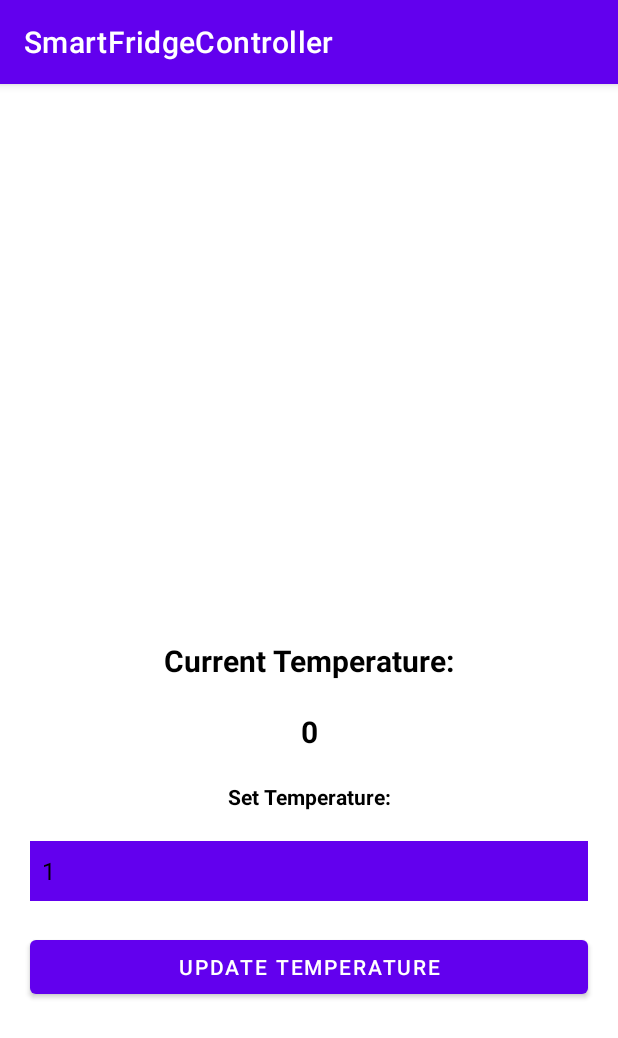
After one commit to OnpointSoftwares/Smart-Fridge-Control, an Android app: the Temperature screen opened directly, with no data from a screen before it, on a phone screen of 412 x 824 dp. The commit adds this screen. Shown: the top 1038 px of the screen. Run offline under Robolectric (Android 15) with nearby library versions, the phone set to English and light mode, and no system bars.

Commit message:
Update repository

```diff
--- a/app/src/main/java/com/example/smartfridgecontroller/Splash.kt
+++ b/app/src/main/java/com/example/smartfridgecontroller/Splash.kt
@@ -7,7 +7,7 @@ import android.os.Handler
 
 class Splash : AppCompatActivity() {
         private var mDelayHandler: Handler? = null
-        private val SPLASH_DELAY: Long = 3000 //3 seconds
+        private val SPLASH_DELAY: Long = 5000 //5 seconds
 
         internal val mRunnable: Runnable = Runnable {
             if (!isFinishing) {
--- /dev/null
+++ b/app/src/main/java/com/example/smartfridgecontroller/Temperature.kt
@@ -0,0 +1,21 @@
+package com.example.smartfridgecontroller
+
+import androidx.appcompat.app.AppCompatActivity
+import android.os.Bundle
+import android.widget.ArrayAdapter
+import android.widget.Spinner
+
+class Temperature : AppCompatActivity() {
+    override fun onCreate(savedInstanceState: Bundle?) {
+        super.onCreate(savedInstanceState)
+        setContentView(R.layout.activity_temperature)
+        val Tempvalues= arrayListOf<Int>()
+        for (i in 1..60)
+        {
+            Tempvalues.add(i)
+        }
+        val spinner:Spinner=findViewById(R.id.spinner)
+        val adapter=ArrayAdapter(this,android.R.layout.simple_spinner_dropdown_item,Tempvalues)
+        spinner.adapter=adapter
+    }
+}
--- a/app/src/main/res/layout/activity_main2.xml
+++ b/app/src/main/res/layout/activity_main2.xml
@@ -11,14 +11,17 @@
     android:layout_height="match_parent"
     tools:context=".MainActivity2">
     <Button
+       android:id="@+id/TempBtn"
         android:layout_width="match_parent"
         android:layout_height="wrap_content"
         android:text="Temperature"/>
     <Button
+        android:id="@+id/weightBtn"
         android:layout_width="match_parent"
         android:layout_height="wrap_content"
         android:text="Weight"/>
     <Button
+        android:id="@+id/btnSwitch"
         android:layout_width="match_parent"
         android:layout_height="wrap_content"
         android:text="Switch"/>
--- /dev/null
+++ b/app/src/main/res/layout/activity_temperature.xml
@@ -0,0 +1,60 @@
+<?xml version="1.0" encoding="utf-8"?>
+<androidx.constraintlayout.widget.ConstraintLayout xmlns:android="http://schemas.android.com/apk/res/android"
+    xmlns:app="http://schemas.android.com/apk/res-auto"
+    xmlns:tools="http://schemas.android.com/tools"
+    android:layout_width="match_parent"
+    android:background="@color/white"
+    android:layout_height="match_parent"
+    tools:context=".Temperature">
+    <TextView
+        android:id="@+id/current_tempLabel"
+        app:layout_constraintTop_toTopOf="parent"
+        app:layout_constraintBottom_toBottomOf="parent"
+        app:layout_constraintEnd_toEndOf="parent"
+        app:layout_constraintStart_toStartOf="parent"
+        android:layout_width="wrap_content"
+        android:layout_height="wrap_content"
+        android:textColor="@color/black"
+        android:textStyle="bold"
+        android:textSize="20sp"
+        android:text="Current Temperature:"
+        />
+    <TextView
+        android:textColor="@color/black"
+        android:id="@+id/CurrentTemperatureValue"
+        android:layout_width="wrap_content"
+        android:layout_height="wrap_content"
+        app:layout_constraintStart_toStartOf="parent"
+        app:layout_constraintEnd_toEndOf="parent"
+        android:layout_margin="20dp"
+        android:textSize="20sp"
+        android:textStyle="bold"
+        app:layout_constraintTop_toBottomOf="@id/current_tempLabel"
+        android:text="0"/>
+    <TextView
+        android:id="@+id/TempSet"
+        android:layout_width="wrap_content"
+        android:layout_height="wrap_content"
+        android:text="Set Temperature:"
+        android:textColor="@color/black"
+        android:textStyle="bold"
+        android:layout_margin="20dp"
+        app:layout_constraintStart_toStartOf="parent"
+        app:layout_constraintEnd_toEndOf="parent"
+        app:layout_constraintTop_toBottomOf="@id/CurrentTemperatureValue"
+        />
+    <Spinner
+        android:layout_margin="20dp"
+        android:id="@+id/spinner"
+        android:layout_width="match_parent"
+        android:layout_height="40dp"
+        android:background="@color/purple_500"
+        app:layout_constraintTop_toBottomOf="@id/TempSet"
+        />
+    <Button
+        android:layout_width="match_parent"
+        android:layout_height="wrap_content"
+        android:layout_margin="20dp"
+        app:layout_constraintTop_toBottomOf="@id/spinner"
+        android:text="Update Temperature"/>
+</androidx.constraintlayout.widget.ConstraintLayout>
```
Also changed, not shown: app/src/main/AndroidManifest.xml (+21 -0 lines), app/src/main/java/com/example/smartfridgecontroller/MainActivity.kt (+7 -1 lines), app/src/main/java/com/example/smartfridgecontroller/MainActivity2.kt (+17 -0 lines), app/src/main/java/com/example/smartfridgecontroller/Switch.kt (added, +11 -0 lines), app/src/main/java/com/example/smartfridgecontroller/Weight.kt (added, +11 -0 lines), app/src/main/res/layout/activity_switch.xml (added, +24 -0 lines), app/src/main/res/layout/activity_weight.xml (added, +36 -0 lines).
